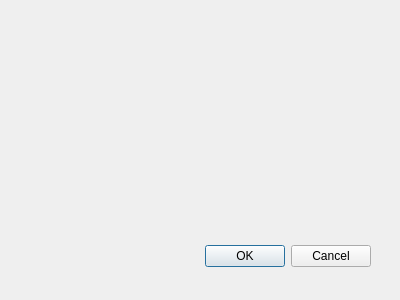
Old version of the form authdialog.ui in the repository lorenzo-zurini/ShopMaster.
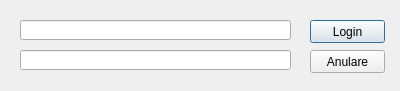
New version of the form.

Commit message: Figured out multiple windows, Made the basic form for authentication.

```diff
--- a/authdialog.ui
+++ b/authdialog.ui
@@ -1,34 +1,62 @@
-<ui version="4.0" >
- <author></author>
- <comment></comment>
- <exportmacro></exportmacro>
- <class>Dialog</class>
- <widget class="QDialog" name="Dialog" >
-  <property name="geometry" >
+<?xml version="1.0" encoding="UTF-8"?>
+<ui version="4.0">
+ <class>AuthDialog</class>
+ <widget class="QDialog" name="AuthDialog">
+  <property name="geometry">
    <rect>
     <x>0</x>
     <y>0</y>
     <width>400</width>
-    <height>300</height>
+    <height>91</height>
    </rect>
   </property>
   <property name="windowTitle" >
    <string>Dialog</string>
   </property>
-  <widget class="QDialogButtonBox" name="buttonBox" >
-   <property name="geometry" >
+  <widget class="QPushButton" name="LoginButton">
+   <property name="geometry">
     <rect>
-     <x>30</x>
-     <y>240</y>
-     <width>341</width>
-     <height>32</height>
+     <x>310</x>
+     <y>20</y>
+     <width>75</width>
+     <height>23</height>
     </rect>
    </property>
-   <property name="orientation" >
-    <enum>Qt::Horizontal</enum>
+   <property name="text">
+    <string>Login</string>
    </property>
-   <property name="standardButtons" >
-    <set>QDialogButtonBox::Cancel|QDialogButtonBox::Ok</set>
+  </widget>
+  <widget class="QPushButton" name="CancelButton">
+   <property name="geometry">
+    <rect>
+     <x>310</x>
+     <y>50</y>
+     <width>75</width>
+     <height>23</height>
+    </rect>
+   </property>
+   <property name="text">
+    <string>Anulare</string>
+   </property>
+  </widget>
+  <widget class="QLineEdit" name="LoginTextInput">
+   <property name="geometry">
+    <rect>
+     <x>20</x>
+     <y>20</y>
+     <width>271</width>
+     <height>20</height>
+    </rect>
+   </property>
+  </widget>
+  <widget class="QLineEdit" name="PasswordTextInput">
+   <property name="geometry">
+    <rect>
+     <x>20</x>
+     <y>50</y>
+     <width>271</width>
+     <height>20</height>
+    </rect>
    </property>
   </widget>
  </widget>
```
Left out of the diff: 39 changed lines with no effect on the pictures. The commit also changes 6 other files.
